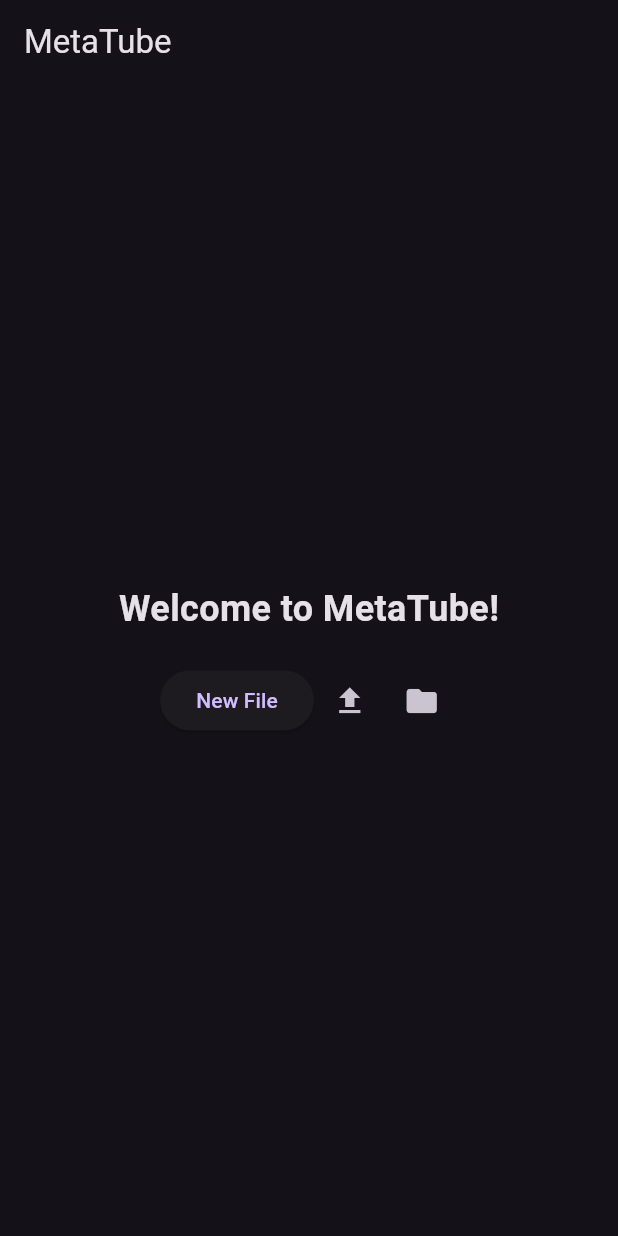
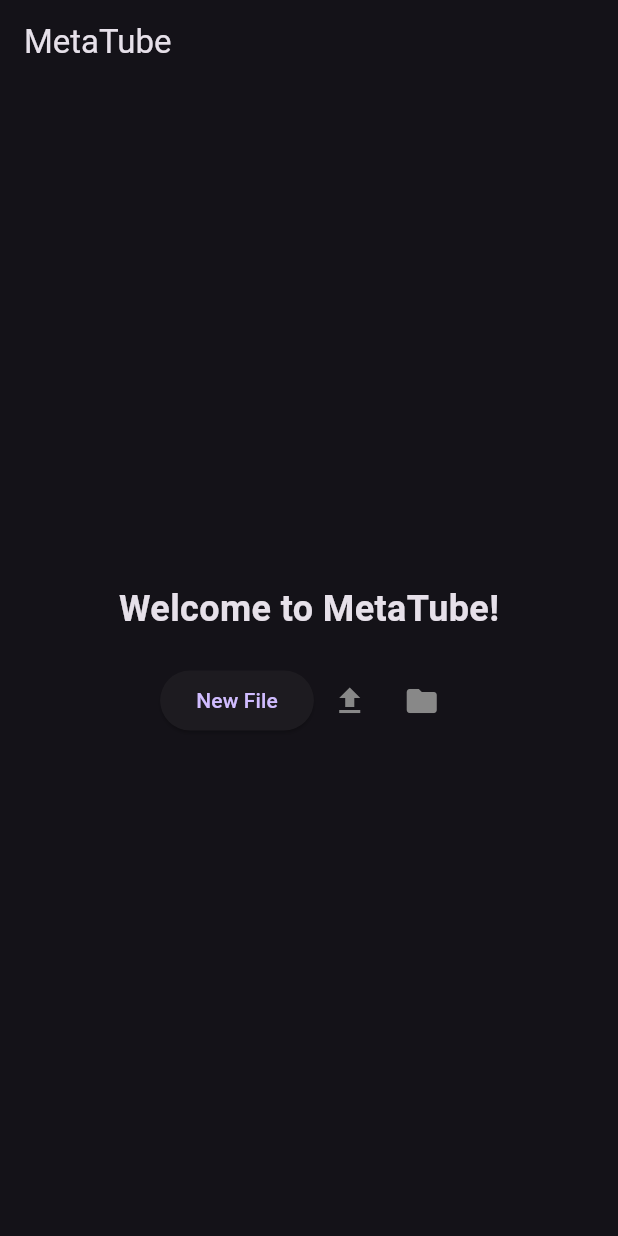
Before and after one commit to Angstromico/Metatube-Flutter, a Flutter app: the screen it shows after launch, on a phone screen of 412 x 824 dp. Run offline on Flutter 3.47's test engine with Material 3 defaults, Android fonts, the phone set to English and light mode, and no system bars.

Commit message:
style: use medium color in action button

```diff
--- a/lib/screens/home_screen.dart
+++ b/lib/screens/home_screen.dart
@@ -1,4 +1,5 @@
 import 'package:flutter/material.dart';
+import 'package:metatube/utils/app_styles.dart';
 
 class HomeScreen extends StatelessWidget {
   const HomeScreen({super.key});
@@ -45,6 +46,7 @@ class HomeScreen extends StatelessWidget {
     return IconButton(
       onPressed: onPressed,
       icon: Icon(icon),
+      color: AppTheme.medium,
     );
   }
 }
```
